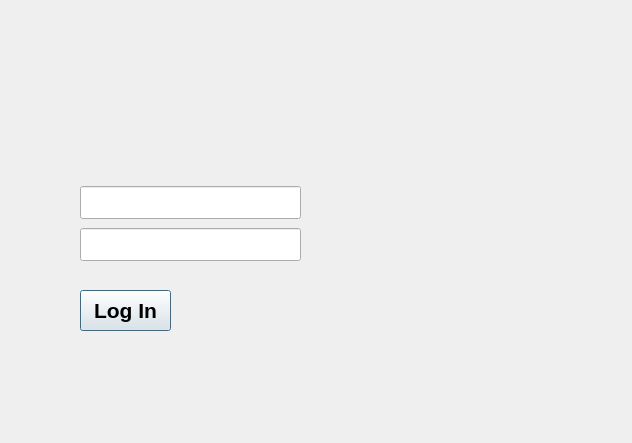
Before: the Qt Designer form signin.ui in Adarsha16/SoftNote, drawn with Qt 5.
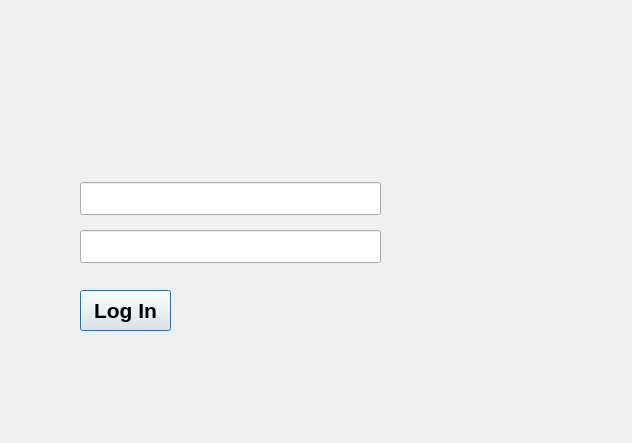
After: the same form once the commit is applied.

```diff
--- a/signin.ui
+++ b/signin.ui
@@ -76,9 +76,9 @@
    <property name="geometry">
     <rect>
      <x>80</x>
-     <y>183</y>
-     <width>221</width>
-     <height>81</height>
+     <y>173</y>
+     <width>301</width>
+     <height>101</height>
     </rect>
    </property>
    <layout class="QVBoxLayout" name="verticalLayout">
```
